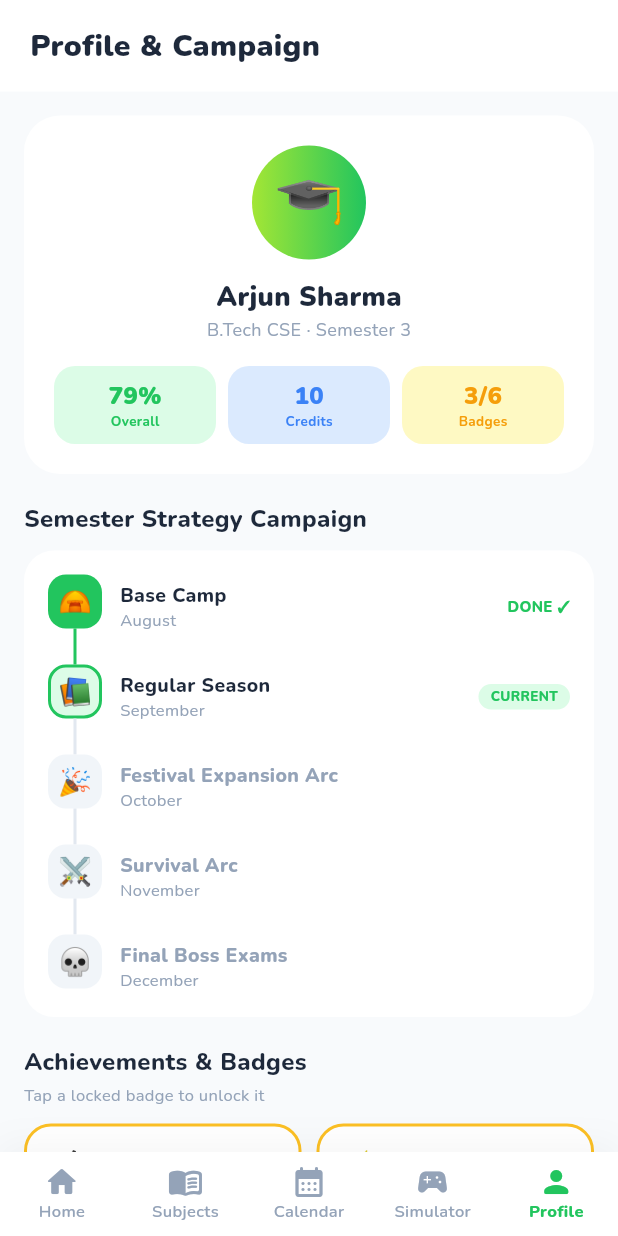
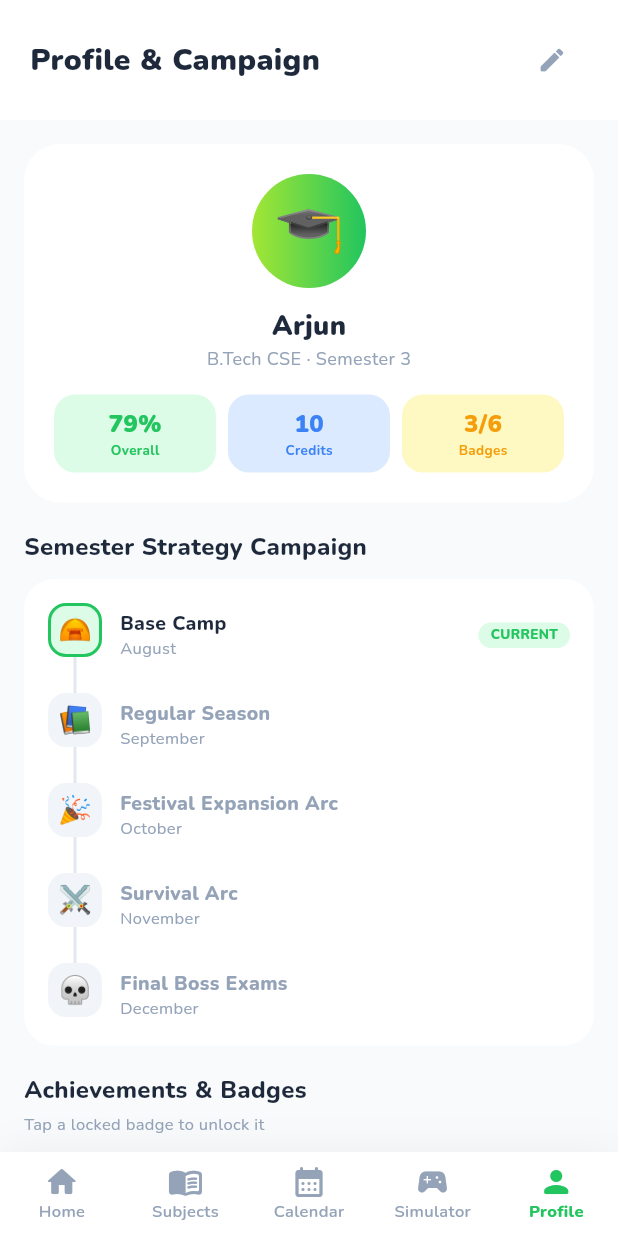
Before and after one commit to Diptish-De/attendance-tracker, a Flutter app: the screen it shows after launch, item 5 of the bottom bar chosen, on a phone screen of 412 x 824 dp. Run offline on Flutter 3.47's test engine with Material 3 defaults, Android fonts, the phone set to English and light mode, and no system bars; our stand-ins replace google_fonts.

Commit message:
feat: make teaching days, semester progress, holidays, and student profile fully dynamic

```diff
--- a/lib/screens/profile_screen.dart
+++ b/lib/screens/profile_screen.dart
@@ -17,6 +17,7 @@
     final overallPct = widget.store.overallPercentage;
     final achievements = widget.store.achievements;
     final unlockedCount = achievements.where((a) => a.unlocked).length;
+    final currentMonthIndex = DateTime.now().month;
 
     return Scaffold(
       backgroundColor: AppColors.background,
@@ -30,13 +31,22 @@
                 color: Colors.white,
                 padding: const EdgeInsets.symmetric(horizontal: 20, vertical: 16),
                 width: double.infinity,
-                child: const Text(
+                child: Row(
+                  mainAxisAlignment: MainAxisAlignment.spaceBetween,
+                  children: [
+                    const Text(
                       'Profile & Campaign',
                       style: TextStyle(
                         fontSize: 20,
                         fontWeight: FontWeight.w900,
                         color: AppColors.textPrimary,
                       ),
+                    ),
+                    IconButton(
+                      icon: const Icon(Icons.edit_rounded, color: AppColors.textSecondary, size: 20),
+                      onPressed: () => _showEditProfileDialog(context),
+                    ),
+                  ],
                 ),
               ),
 
@@ -99,7 +109,7 @@
 
                     const SizedBox(height: 18),
 
-                    // Semester Campaign Map
+                    // Semester Campaign Map dynamically computed from calendar
                     const Text(
                       'Semester Strategy Campaign',
                       style: TextStyle(
@@ -118,11 +128,11 @@
                       ),
                       child: Column(
                         children: [
-                          _buildCampaignStep('⛺', 'August', 'Base Camp', true, false),
-                          _buildCampaignStep('📚', 'September', 'Regular Season', false, true),
-                          _buildCampaignStep('🎉', 'October', 'Festival Expansion Arc', false, false),
-                          _buildCampaignStep('⚔️', 'November', 'Survival Arc', false, false),
-                          _buildCampaignStep('💀', 'December', 'Final Boss Exams', false, false, isLast: true),
+                          _buildCampaignStep('⛺', 'August', 'Base Camp', currentMonthIndex > 8, currentMonthIndex == 8),
+                          _buildCampaignStep('📚', 'September', 'Regular Season', currentMonthIndex > 9, currentMonthIndex == 9),
+                          _buildCampaignStep('🎉', 'October', 'Festival Expansion Arc', currentMonthIndex > 10, currentMonthIndex == 10),
+                          _buildCampaignStep('⚔️', 'November', 'Survival Arc', currentMonthIndex > 11, currentMonthIndex == 11),
+                          _buildCampaignStep('💀', 'December', 'Final Boss Exams', currentMonthIndex > 12, currentMonthIndex == 12, isLast: true),
                         ],
                       ),
                     ),
@@ -229,6 +239,44 @@
             ],
           ),
         ),
+      ),
+    );
+  }
+
+  void _showEditProfileDialog(BuildContext context) {
+    final nameCtrl = TextEditingController(text: widget.store.studentName);
+    final degCtrl = TextEditingController(text: widget.store.degree);
+
+    showDialog(
+      context: context,
+      builder: (ctx) => AlertDialog(
+        shape: RoundedRectangleBorder(borderRadius: BorderRadius.circular(20)),
+        title: const Text('Edit Profile', style: TextStyle(fontWeight: FontWeight.w900)),
+        content: Column(
+          mainAxisSize: MainAxisSize.min,
+          children: [
+            TextField(
+              controller: nameCtrl,
+              decoration: const InputDecoration(labelText: 'Your Name'),
+            ),
+            TextField(
+              controller: degCtrl,
+              decoration: const InputDecoration(labelText: 'Degree / Course / Semester'),
+            ),
+          ],
+        ),
+        actions: [
+          TextButton(onPressed: () => Navigator.pop(ctx), child: const Text('Cancel')),
+          ElevatedButton(
+            onPressed: () {
+              widget.store.updateProfile(nameCtrl.text.trim(), degCtrl.text.trim());
+              Navigator.pop(ctx);
+              setState(() {});
+            },
+            style: ElevatedButton.styleFrom(backgroundColor: AppColors.primary),
+            child: const Text('Save', style: TextStyle(color: Colors.white)),
+          ),
+        ],
       ),
     );
   }
--- a/lib/services/attendance_store.dart
+++ b/lib/services/attendance_store.dart
@@ -1,4 +1,3 @@
-import 'dart:convert';
 import 'package:flutter/foundation.dart';
 import '../models/models.dart';
 
@@ -9,13 +8,14 @@
     _initDefaultData();
   }
 
-  String studentName = 'Arjun Sharma';
+  String studentName = 'Arjun';
   String degree = 'B.Tech CSE · Semester 3';
-  int streakDays = 15;
-  int teachingDaysLeft = 58;
-  double semesterProgress = 46.0;
+  int streakDays = 12;
+  DateTime semesterStartDate = DateTime(2026, 7, 1);
+  DateTime semesterEndDate = DateTime(2026, 12, 15);
+
   String upcomingHolidayName = 'Durga Puja';
-  int upcomingHolidayDaysLeft = 9;
+  DateTime upcomingHolidayDate = DateTime(2026, 8, 25);
 
   List<Subject> subjects = [];
   List<Achievement> achievements = [];
@@ -99,7 +99,35 @@
     ];
   }
 
-  // Overall Attendance Dynamic Calculations
+  // Live Dynamic Calculations
+  int get teachingDaysLeft {
+    final now = DateTime.now();
+    if (now.isAfter(semesterEndDate)) return 0;
+    // Calculate actual working days excluding weekends
+    int days = 0;
+    DateTime cur = now;
+    while (cur.isBefore(semesterEndDate)) {
+      if (cur.weekday != DateTime.saturday && cur.weekday != DateTime.sunday) {
+        days++;
+      }
+      cur = cur.add(const Duration(days: 1));
+    }
+    return days;
+  }
+
+  double get semesterProgress {
+    final now = DateTime.now();
+    final totalDuration = semesterEndDate.difference(semesterStartDate).inDays;
+    if (totalDuration <= 0) return 100.0;
+    final elapsed = now.difference(semesterStartDate).inDays;
+    return ((elapsed / totalDuration) * 100).clamp(0.0, 100.0);
+  }
+
+  int get upcomingHolidayDaysLeft {
+    final diff = upcomingHolidayDate.difference(DateTime.now()).inDays;
+    return diff > 0 ? diff : 0;
+  }
+
   int get overallPercentage {
     if (subjects.isEmpty) return 0;
     final totalAttended = subjects.fold<int>(0, (acc, s) => acc + s.attended);
@@ -120,11 +148,19 @@
     return AttendanceRisk.critical;
   }
 
+  // Profile Customization
+  void updateProfile(String name, String deg) {
+    studentName = name;
+    degree = deg;
+    notifyListeners();
+  }
+
   // Dynamic Actions
   void markPresent(String subjectId, String date) {
     final s = subjects.firstWhere((item) => item.id == subjectId);
     s.markPresent(date);
-    _checkStreakAndAchievements();
+    streakDays += 1;
+    _checkAchievements();
     notifyListeners();
   }
 
@@ -145,6 +181,7 @@
       total: total,
       minRequiredPercentage: minReq,
     ));
+    _checkAchievements();
     notifyListeners();
   }
 
@@ -183,11 +220,14 @@
     }
   }
 
-  void _checkStreakAndAchievements() {
-    streakDays += 1;
+  void _checkAchievements() {
     if (overallPercentage >= 75) {
       final b = achievements.where((a) => a.id == 'bunker').firstOrNull;
-      if (b != null && !b.unlocked) b.unlocked = true;
+      if (b != null) b.unlocked = true;
+    }
+    if (streakDays >= 10) {
+      final s = achievements.where((a) => a.id == 'streak').firstOrNull;
+      if (s != null) s.unlocked = true;
     }
   }
 }
```
Lines whose indentation alone changed are shown as unchanged.
